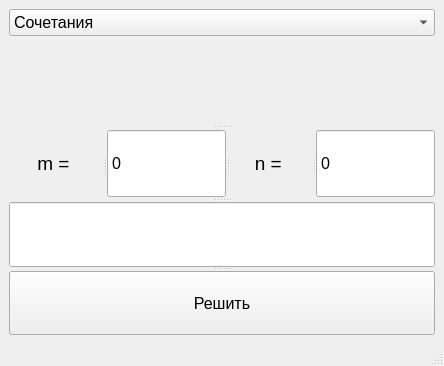
Old version of the form myui.ui in the repository DedZinoviy/terver.
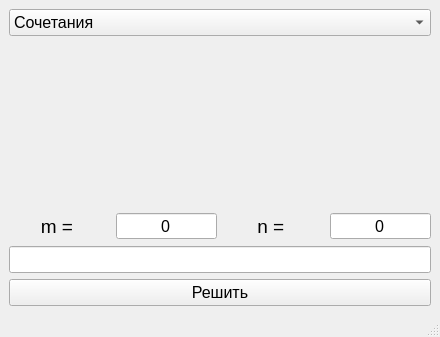
New version of the form.

The edit to the form file:
```diff
--- a/myui.ui
+++ b/myui.ui
@@ -6,8 +6,8 @@
    <rect>
     <x>0</x>
     <y>0</y>
-    <width>444</width>
-    <height>366</height>
+    <width>440</width>
+    <height>337</height>
    </rect>
   </property>
   <property name="windowTitle">
@@ -15,14 +15,9 @@
   </property>
   <widget class="QWidget" name="centralwidget">
    <layout class="QGridLayout" name="gridLayout">
-    <item row="0" column="1">
-     <widget class="QSplitter" name="splitter_5">
-      <property name="orientation">
-       <enum>Qt::Vertical</enum>
-      </property>
-      <widget class="QWidget" name="layoutWidget">
-       <layout class="QGridLayout" name="gridLayout_2">
         <item row="0" column="0">
+     <layout class="QVBoxLayout" name="verticalLayout">
+      <item>
          <widget class="QComboBox" name="comboBox">
           <property name="font">
            <font>
@@ -46,7 +41,7 @@
           </item>
          </widget>
         </item>
-        <item row="1" column="0">
+      <item>
          <widget class="QLabel" name="label">
           <property name="text">
            <string/>
@@ -59,16 +54,9 @@
           </property>
          </widget>
         </item>
-       </layout>
-      </widget>
-      <widget class="QSplitter" name="splitter_3">
-       <property name="orientation">
-        <enum>Qt::Horizontal</enum>
-       </property>
-       <widget class="QSplitter" name="splitter_2">
-        <property name="orientation">
-         <enum>Qt::Horizontal</enum>
-        </property>
+      <item>
+       <layout class="QHBoxLayout" name="horizontalLayout">
+        <item>
         <widget class="QLabel" name="m_label">
          <property name="font">
           <font>
@@ -82,12 +70,17 @@
           <set>Qt::AlignCenter</set>
          </property>
         </widget>
+        </item>
+        <item>
         <widget class="QSpinBox" name="m_spinBox">
          <property name="font">
           <font>
            <pointsize>12</pointsize>
           </font>
          </property>
+          <property name="alignment">
+           <set>Qt::AlignCenter</set>
+          </property>
          <property name="buttonSymbols">
           <enum>QAbstractSpinBox::NoButtons</enum>
          </property>
@@ -95,11 +88,8 @@
           <number>1000</number>
          </property>
         </widget>
-       </widget>
-       <widget class="QSplitter" name="splitter">
-        <property name="orientation">
-         <enum>Qt::Horizontal</enum>
-        </property>
+        </item>
+        <item>
         <widget class="QLabel" name="n_label">
          <property name="font">
           <font>
@@ -113,12 +103,17 @@
           <set>Qt::AlignCenter</set>
          </property>
         </widget>
+        </item>
+        <item>
         <widget class="QSpinBox" name="n_spinBox">
          <property name="font">
           <font>
            <pointsize>12</pointsize>
           </font>
          </property>
+          <property name="alignment">
+           <set>Qt::AlignCenter</set>
+          </property>
          <property name="buttonSymbols">
           <enum>QAbstractSpinBox::NoButtons</enum>
          </property>
@@ -126,12 +121,10 @@
           <number>1000</number>
          </property>
         </widget>
-       </widget>
-      </widget>
-      <widget class="QSplitter" name="splitter_4">
-       <property name="orientation">
-        <enum>Qt::Vertical</enum>
-       </property>
+        </item>
+       </layout>
+      </item>
+      <item>
        <widget class="QLineEdit" name="result_lineEdit">
         <property name="font">
          <font>
@@ -144,6 +137,9 @@
         <property name="frame">
          <bool>true</bool>
         </property>
+        <property name="alignment">
+         <set>Qt::AlignCenter</set>
+        </property>
         <property name="readOnly">
          <bool>true</bool>
         </property>
@@ -151,6 +147,8 @@
          <bool>false</bool>
         </property>
        </widget>
+      </item>
+      <item>
        <widget class="QPushButton" name="solve_button">
         <property name="font">
          <font>
@@ -161,8 +159,8 @@
          <string>Решить</string>
         </property>
        </widget>
-      </widget>
-     </widget>
+      </item>
+     </layout>
     </item>
    </layout>
   </widget>
```
Left out of the diff: 2 changed lines with no effect on the pictures. Lines whose indentation alone changed are shown as unchanged.
